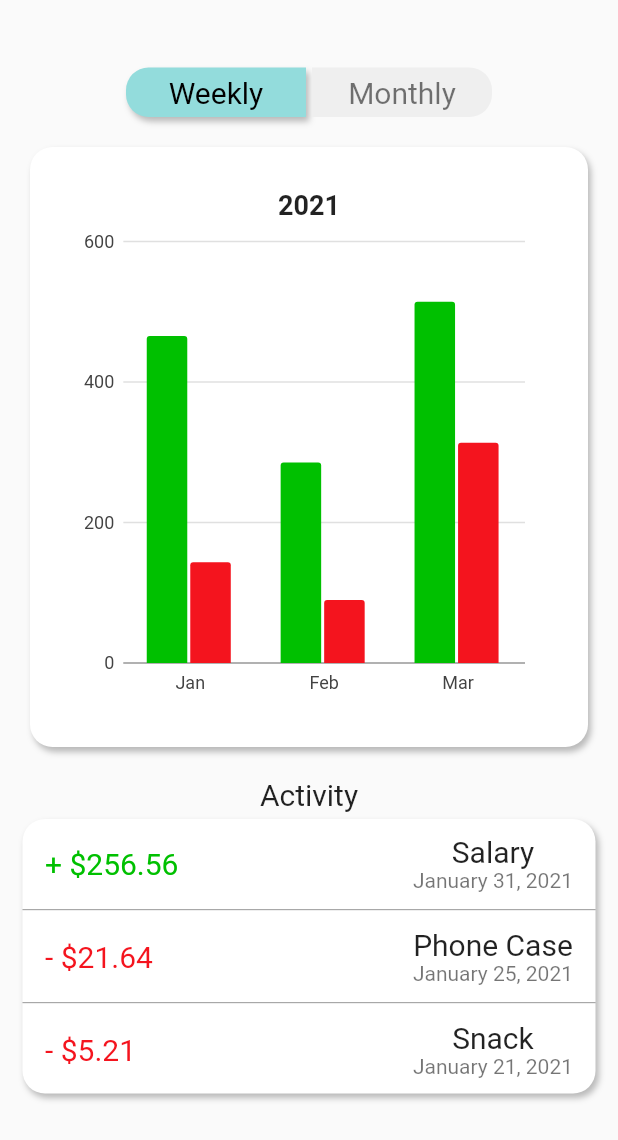
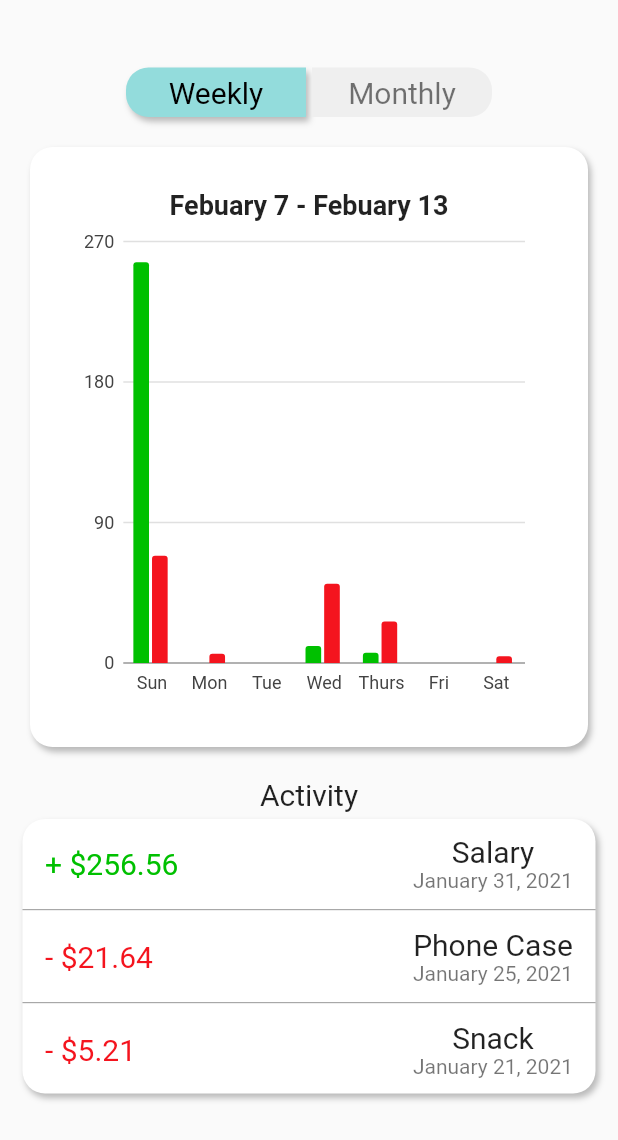
Before and after one commit to Peyton232/hack_bu, a Flutter app: the SummaryPage screen opened directly, on a phone screen of 412 x 824 dp. Shown: the top 1140 px of the screen. Run offline on Flutter 3.47's test engine with Material 2 defaults, Android fonts, the phone set to English and light mode, and no system bars; our stand-ins replace built_collection, built_value, charts_flutter, rxdart, sqflite; accounts and stored records are empty; generated files the repository leaves out were written again.

Commit message:
Added functionality for weekly and monthly graphs

```diff
--- a/lib/Classes/BarChartModel.dart
+++ b/lib/Classes/BarChartModel.dart
@@ -3,16 +3,21 @@ import 'package:flutter/material.dart';
 
 class BarChartModel {
   String month;
-  String year;
+  String day;
+  double weeklyIncome;
+  double weeklyExpense;
+
   double monthlyIncome;
   double monthlyExpense;
   final charts.Color barColor;
 
   BarChartModel({
     this.month,
-    this.year,
     this.monthlyIncome,
     this.monthlyExpense,
     this.barColor,
+    this.day,
+    this.weeklyExpense,
+    this.weeklyIncome,
   });
 }
--- /dev/null
+++ b/lib/CustomWidgets/WeeklyChart.dart
@@ -0,0 +1,153 @@
+import 'package:expense_manager/Classes/CashFlow.dart';
+import 'package:flutter/material.dart';
+import '../Data/constants.dart';
+import '../Classes/BarChartModel.dart';
+import 'package:charts_flutter/flutter.dart' as charts;
+
+class WeeklyChart extends StatefulWidget {
+  @override
+  _WeeklyChartState createState() => _WeeklyChartState();
+}
+
+class _WeeklyChartState extends State<WeeklyChart> {
+  List<charts.Series> seriesList;
+
+  static List<charts.Series<BarChartModel, String>> _createCashFlowData() {
+    final weeklyIncomeData = [
+      BarChartModel(
+        weeklyIncome: 256.64,
+        day: 'Sun',
+        barColor: charts.ColorUtil.fromDartColor(kGreenColor),
+      ),
+      BarChartModel(
+        weeklyIncome: 0.0,
+        day: 'Mon',
+        barColor: charts.ColorUtil.fromDartColor(kGreenColor),
+      ),
+      BarChartModel(
+        weeklyIncome: 0.0,
+        day: 'Tue',
+        barColor: charts.ColorUtil.fromDartColor(kGreenColor),
+      ),
+      BarChartModel(
+        weeklyIncome: 10.81,
+        day: 'Wed',
+        barColor: charts.ColorUtil.fromDartColor(kGreenColor),
+      ),
+      BarChartModel(
+        weeklyIncome: 6.54,
+        day: 'Thurs',
+        barColor: charts.ColorUtil.fromDartColor(kGreenColor),
+      ),
+      BarChartModel(
+        weeklyIncome: 0.0,
+        day: 'Fri',
+        barColor: charts.ColorUtil.fromDartColor(kGreenColor),
+      ),
+      BarChartModel(
+        weeklyIncome: 0.0,
+        day: 'Sat',
+        barColor: charts.ColorUtil.fromDartColor(kGreenColor),
+      ),
+    ];
+
+    final weeklyExpenseData = [
+      BarChartModel(
+        weeklyExpense: 68.76,
+        day: 'Sun',
+        barColor: charts.ColorUtil.fromDartColor(kRedColor),
+      ),
+      BarChartModel(
+        weeklyExpense: 5.99,
+        day: 'Mon',
+        barColor: charts.ColorUtil.fromDartColor(kRedColor),
+      ),
+      BarChartModel(
+        weeklyExpense: 0.0,
+        day: 'Tue',
+        barColor: charts.ColorUtil.fromDartColor(kRedColor),
+      ),
+      BarChartModel(
+        weeklyExpense: 50.81,
+        day: 'Wed',
+        barColor: charts.ColorUtil.fromDartColor(kRedColor),
+      ),
+      BarChartModel(
+        weeklyExpense: 26.54,
+        day: 'Thurs',
+        barColor: charts.ColorUtil.fromDartColor(kRedColor),
+      ),
+      BarChartModel(
+        weeklyExpense: 0.0,
+        day: 'Fri',
+        barColor: charts.ColorUtil.fromDartColor(kRedColor),
+      ),
+      BarChartModel(
+        weeklyExpense: 4.31,
+        day: 'Sat',
+        barColor: charts.ColorUtil.fromDartColor(kRedColor),
+      ),
+    ];
+
+    return [
+      charts.Series<BarChartModel, String>(
+        id: 'Income',
+        domainFn: (BarChartModel cashFlow, _) => cashFlow.day,
+        measureFn: (BarChartModel cashFlow, _) => cashFlow.weeklyIncome,
+        data: weeklyIncomeData,
+        colorFn: (BarChartModel cashFlow, _) => cashFlow.barColor,
+      ),
+      charts.Series<BarChartModel, String>(
+        id: 'Expense',
+        domainFn: (BarChartModel cashFlow, _) => cashFlow.day,
+        measureFn: (BarChartModel cashFlow, _) => cashFlow.weeklyExpense,
+        data: weeklyExpenseData,
+        colorFn: (BarChartModel cashFlow, _) => cashFlow.barColor,
+      ),
+    ];
+  }
+
+  barChart() {
+    return charts.BarChart(
+      seriesList,
+      animate: true,
+      vertical: true,
+    );
+  }
+
+  @override
+  void initState() {
+    super.initState();
+    seriesList = _createCashFlowData();
+  }
+
+  @override
+  Widget build(BuildContext context) {
+    return Container(
+      decoration: BoxDecoration(
+        color: Colors.white,
+        boxShadow: kCardShadow,
+        borderRadius: BorderRadius.circular(15.0),
+      ),
+      height: 400,
+      padding: EdgeInsets.all(20),
+      child: Padding(
+        padding: const EdgeInsets.all(8.0),
+        child: Column(
+          children: <Widget>[
+            Text(
+              "Febuary 7 - Febuary 13",
+              style: TextStyle(
+                fontSize: 18.0,
+                fontWeight: FontWeight.bold,
+              ),
+            ),
+            Expanded(
+              child: barChart(),
+            )
+          ],
+        ),
+      ),
+    );
+  }
+}
--- a/lib/Pages/SummaryPage.dart
+++ b/lib/Pages/SummaryPage.dart
@@ -1,4 +1,5 @@
 import 'package:expense_manager/Classes/BarChartModel.dart';
+import 'package:expense_manager/CustomWidgets/WeeklyChart.dart';
 import '../Data/constants.dart';
 import '../CustomWidgets/TimeTab.dart';
 import 'package:flutter/material.dart';
@@ -7,6 +8,11 @@ import 'package:charts_flutter/flutter.dart' as charts;
 import '../Data/List.dart';
 import '../CustomWidgets/MonthlyBarChart.dart';
 import '../CustomWidgets/ActivityCard.dart';
+
+enum Time {
+  weekly,
+  monthly,
+}
 
 class SummaryPage extends StatefulWidget {
   @override
@@ -25,10 +31,90 @@ class _SummaryPageState extends State<SummaryPage> {
             SizedBox(
               height: 25.0,
             ),
-            TimeTab(),
+            Padding(
+              padding: EdgeInsets.only(
+                top: 20.0,
+              ),
+              child: Row(
+                mainAxisAlignment: MainAxisAlignment.center,
+                children: <Widget>[
+                  GestureDetector(
+                    onTap: () {
+                      setState(() {
+                        selectedTime = Time.weekly;
+                      });
+                    },
+                    child: Container(
+                      width: 120.0,
+                      height: 33.0,
+                      decoration: BoxDecoration(
+                        boxShadow:
+                            selectedTime == Time.weekly ? kCardShadow : null,
+                        color: selectedTime == Time.weekly
+                            ? kLightTealColor
+                            : kGrayColor,
+                        borderRadius: BorderRadius.only(
+                          bottomLeft: Radius.circular(15),
+                          topLeft: Radius.circular(15),
+                        ),
+                      ),
+                      child: Center(
+                        child: Text(
+                          'Weekly',
+                          style: TextStyle(
+                            fontSize: 20.0,
+                            color: selectedTime == Time.weekly
+                                ? Colors.black
+                                : Colors.black54,
+                          ),
+                        ),
+                      ),
+                    ),
+                  ),
+                  SizedBox(
+                    width: 4.0,
+                  ),
+                  GestureDetector(
+                    onTap: () {
+                      setState(() {
+                        selectedTime = Time.monthly;
+                      });
+                    },
+                    child: Container(
+                      width: 120.0,
+                      height: 33.0,
+                      decoration: BoxDecoration(
+                        boxShadow:
+                            selectedTime == Time.monthly ? kCardShadow : null,
+                        color: selectedTime == Time.monthly
+                            ? kLightTealColor
+                            : kGrayColor,
+                        borderRadius: BorderRadius.only(
+                          bottomRight: Radius.circular(15),
+                          topRight: Radius.circular(15),
+                        ),
+                      ),
+                      child: Center(
+                        child: Text(
+                          'Monthly',
+                          style: TextStyle(
+                            fontSize: 20.0,
+                            color: selectedTime == Time.monthly
+                                ? Colors.black
+                                : Colors.black54,
+                          ),
+                        ),
+                      ),
+                    ),
+                  ),
+                ],
+              ),
+            ),
             Padding(
               padding: const EdgeInsets.all(20.0),
-              child: MonthlyBarChart(),
+              child: selectedTime == Time.monthly
+                  ? MonthlyBarChart()
+                  : WeeklyChart(),
             ),
             Text(
               'Activity',
```
Also changed, not shown: lib/CustomWidgets/MonthlyActivity.dart (added).
